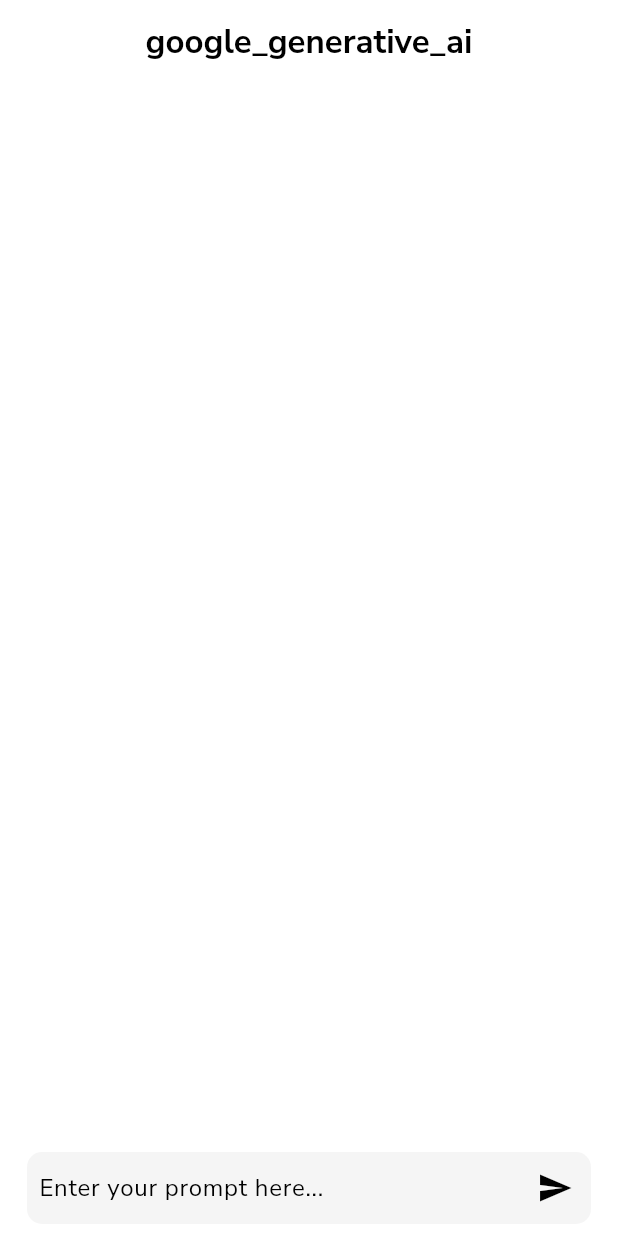
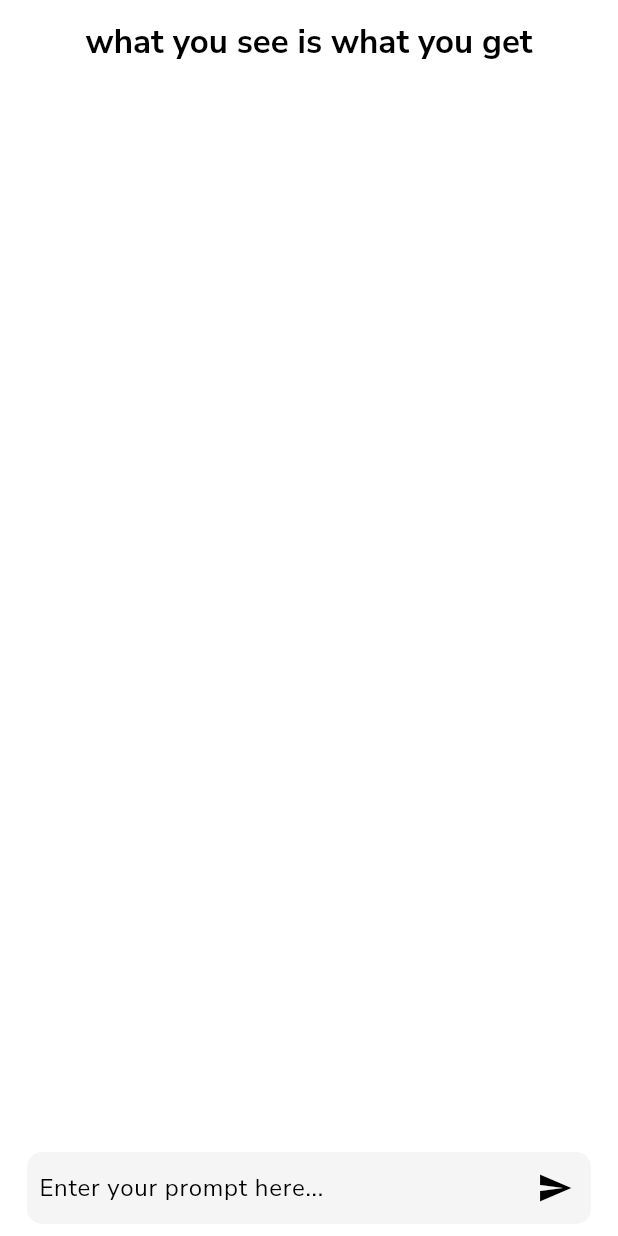
Before and after one commit to klarqs/research_writer, a Flutter app: the screen it shows after launch, on a phone screen of 412 x 824 dp. Run offline on Flutter 3.47's test engine with Material 3 defaults, Android fonts, the phone set to English and light mode, and no system bars; our stand-ins replace google_fonts, google_generative_ai.

Commit message:
first commit

```diff
--- a/lib/main.dart
+++ b/lib/main.dart
@@ -104,7 +104,7 @@ class _MyHomePageState extends State<MyHomePage> {
         appBar: AppBar(
           backgroundColor: Colors.white,
           title: const Text(
-            'google_generative_ai',
+            'what you see is what you get',
             style: TextStyle(fontWeight: FontWeight.bold),
           ),
           centerTitle: true,
--- a/pubspec.yaml
+++ b/pubspec.yaml
@@ -61,8 +61,8 @@ flutter:
   uses-material-design: true
 
   # To add assets to your application, add an assets section, like this:
-  # assets:
-  #   - images/a_dot_burr.jpeg
+  assets:
+    - assets/
   #   - images/a_dot_ham.jpeg
 
   # An image asset can refer to one or more resolution-specific "variants", see
```
Also changed, not shown: assets/sample1.png (added), assets/sample2.png (added), 1 other file.
